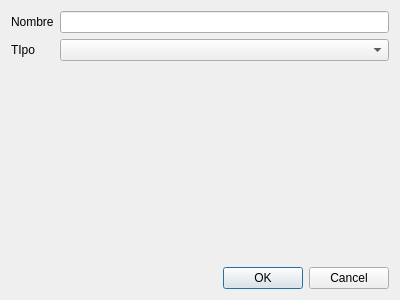
Above: mkstools/dialogs/dlgnewelement.ui from diegowald/mkstools before the change. Below: the same form after it.
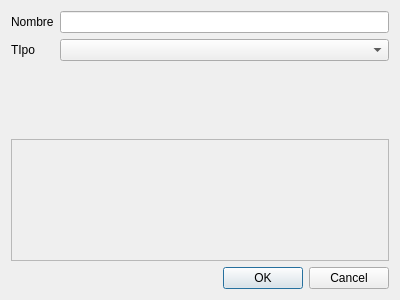
That is the form after the change.

```diff
--- a/mkstools/dialogs/dlgnewelement.ui
+++ b/mkstools/dialogs/dlgnewelement.ui
@@ -38,6 +38,17 @@
      </item>
     </layout>
    </item>
+   <item>
+    <widget class="QFrame" name="frame">
+     <property name="frameShape">
+      <enum>QFrame::StyledPanel</enum>
+     </property>
+     <property name="frameShadow">
+      <enum>QFrame::Raised</enum>
+     </property>
+     <layout class="QVBoxLayout" name="verticalLayout_3"/>
+    </widget>
+   </item>
    <item>
     <widget class="QDialogButtonBox" name="buttonBox">
      <property name="orientation">
```
